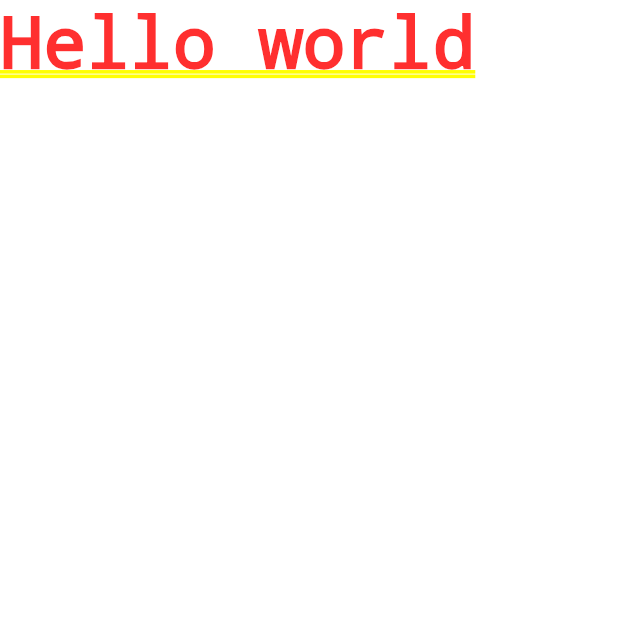
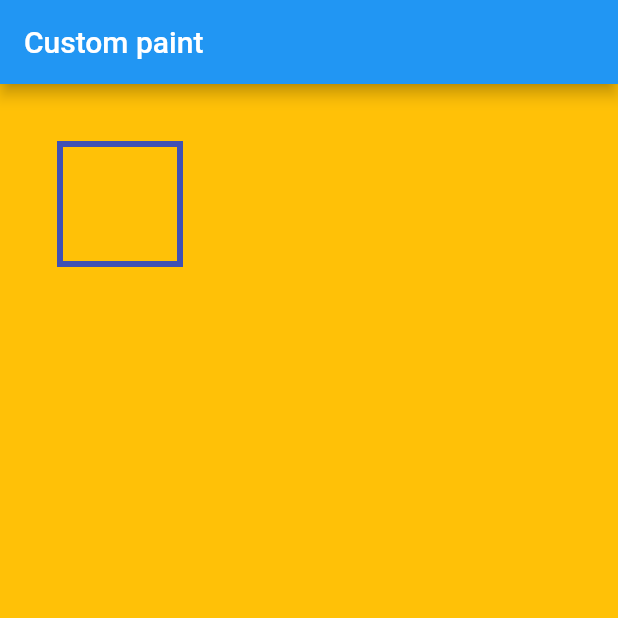
Before and after one commit to ThaoLuu2611/thaolp2611-gmail.com, a Flutter app: the screen it shows after launch, on a phone screen of 412 x 824 dp, the top half of it. Run offline on Flutter 3.47's test engine with Material 2 defaults, Android fonts, the phone set to English and light mode, and no system bars.

```diff
--- a/lib/home_screen.dart
+++ b/lib/home_screen.dart
@@ -9,8 +9,42 @@ class HomeScreen extends StatefulWidget {
 class _HomeScreenState extends State<HomeScreen> {
   @override
   Widget build(BuildContext context) {
-    return Container(
-      child: Text('Hello world')
+    return Scaffold(
+      appBar: AppBar(
+        title: Text('Custom paint'),
+      ),
+      body: Container(
+        color: Colors.amber,
+        padding: EdgeInsets.all(20),
+        child: LayoutBuilder(
+          builder: (_, constraints) => Container(
+          width: constraints.widthConstraints().maxWidth,
+          height: constraints.heightConstraints().maxHeight,
+          child: Container(
+            width: 300,
+            height: 500,
+            child: CustomPaint(painter: FaceSmilePainter() ),
+          ),
+        ))
+      ),
     );
   }
+
 }
+
+class FaceSmilePainter extends CustomPainter{
+  @override
+  void paint(Canvas canvas, Size size) {
+    final paint = Paint()
+    ..style = PaintingStyle.stroke
+    ..strokeWidth = 4.0
+    ..color = Colors.indigo;
+      canvas.drawRect(
+          Rect.fromLTRB(20,20,100,100), paint);
+
+  }
+
+  @override
+  bool shouldRepaint(CustomPainter oldDelegate)  => false;
+
+}
```
